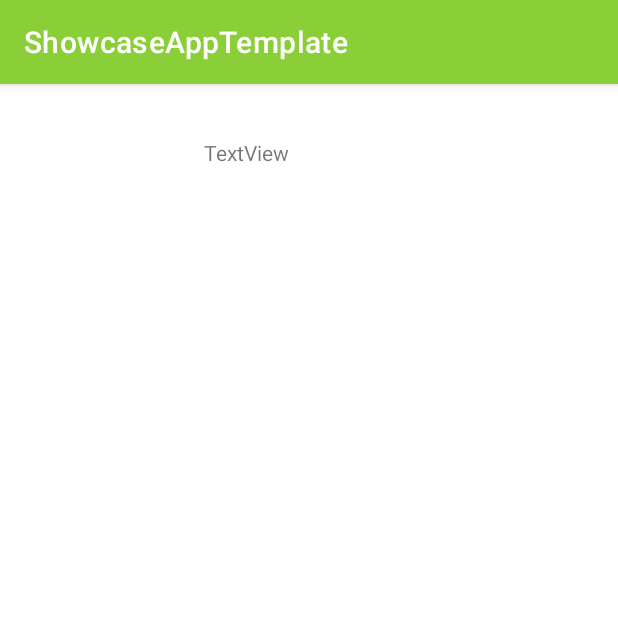
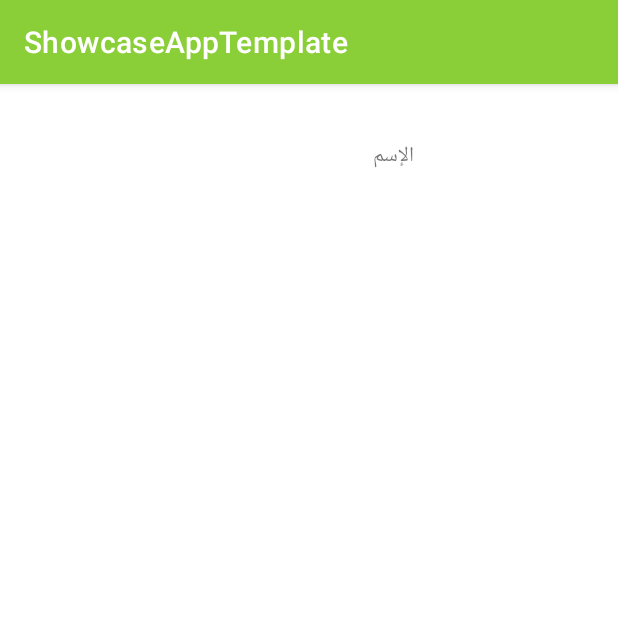
Before and after one commit to MohammedAlawna/ShowcaseApp, an Android app: the screen it shows after launch (MainMenu), after a tap on "دخول", on a phone screen of 412 x 824 dp, the top half of it. Run offline under Robolectric (Android 15) with nearby library versions, the phone set to English and light mode, and no system bars.

Commit message:
sendNameBetweenActivities.

```diff
--- a/ShowcaseAppTemplate/app/src/main/java/com/mua/showcaseapptemplate/MainActivity.java
+++ b/ShowcaseAppTemplate/app/src/main/java/com/mua/showcaseapptemplate/MainActivity.java
@@ -37,7 +37,10 @@ public class MainActivity extends AppCompatActivity {
     }
 
     void GoToAnotherActivity() {
-        Intent intent = new Intent(this, MainMenu.class);
+        //Intent intent = new Intent(this, MainMenu.class);
+        String str = loginInputTxt.getText().toString();
+        Intent intent = new Intent(getApplicationContext(), MainMenu.class);
+        intent.putExtra("name", str);
         startActivity(intent);
     }
 }
--- a/ShowcaseAppTemplate/app/src/main/java/com/mua/showcaseapptemplate/MainMenu.java
+++ b/ShowcaseAppTemplate/app/src/main/java/com/mua/showcaseapptemplate/MainMenu.java
@@ -2,13 +2,22 @@ package com.mua.showcaseapptemplate;
 
 import androidx.appcompat.app.AppCompatActivity;
 
+import android.content.Intent;
 import android.os.Bundle;
+import android.widget.TextView;
 
 public class MainMenu extends AppCompatActivity {
+
+    TextView nameText;
 
     @Override
     protected void onCreate(Bundle savedInstanceState) {
         super.onCreate(savedInstanceState);
         setContentView(R.layout.main_menu);
+
+        nameText = findViewById(R.id.yourName);
+        Intent intent = getIntent();
+        String str = intent.getStringExtra("name");
+        nameText.setText(str);
     }
 }
```
Also changed, not shown: 12 other files.
